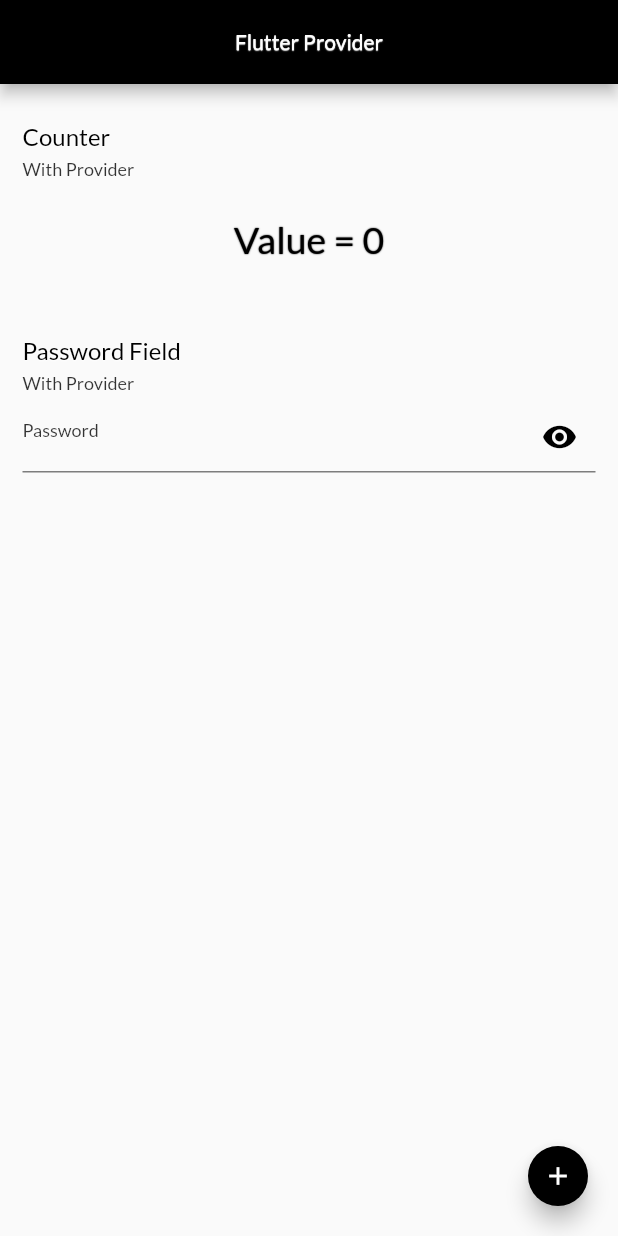
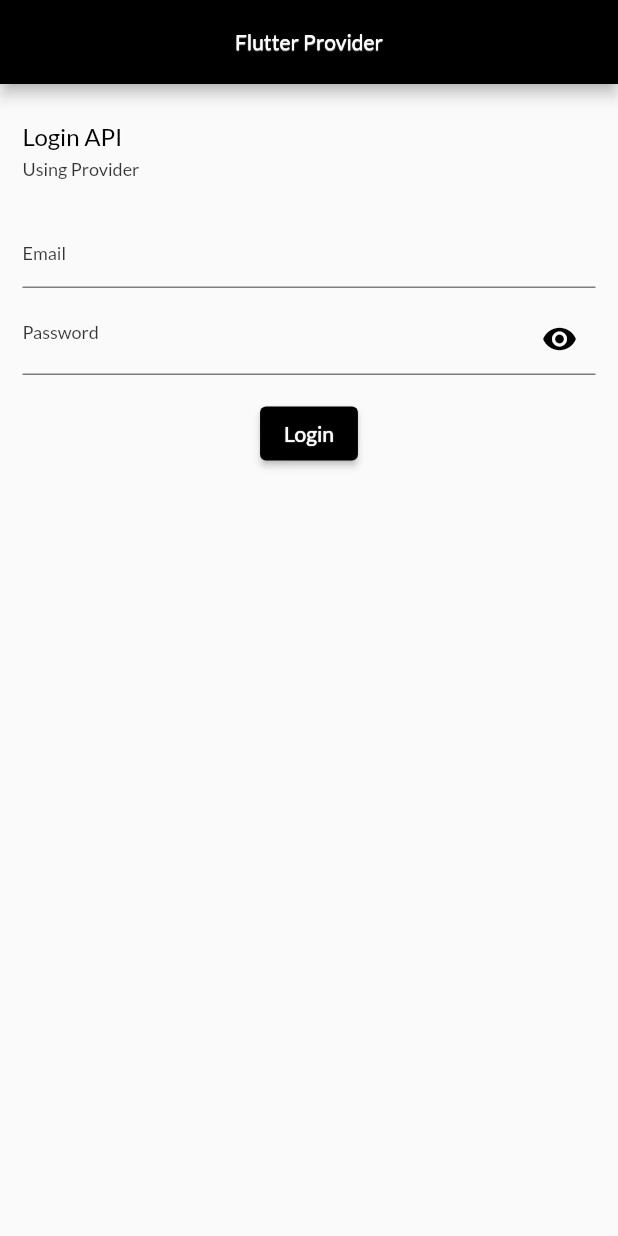
Before and after one commit to thedev97/flutter-provider, a Flutter app: the screen it shows after launch, on a phone screen of 412 x 824 dp. Run offline on Flutter 3.47's test engine with Material 2 defaults, Android fonts, the phone set to English and light mode, and no system bars; our stand-ins replace fluttertoast, google_fonts.

Commit message:
Login api is done using provider

```diff
--- /dev/null
+++ b/lib/app/core/remote_url.dart
@@ -0,0 +1,5 @@
+const base_url = "https://reqres.in/api";
+const signup_url = '$base_url/register';
+const login_url = '$base_url/login';
+const candidate_list_url = '$base_url/users';
+const candidate_details_url = '$base_url/users';
--- /dev/null
+++ b/lib/app/core/values/button_styles.dart
@@ -0,0 +1,8 @@
+part of values;
+
+class ButtonStyles {
+  static final ButtonStyle primaryDecoration = ButtonStyle(
+    backgroundColor:
+    MaterialStateProperty.all(Colors.black),
+  );
+}
--- a/lib/app/core/values/values.dart
+++ b/lib/app/core/values/values.dart
@@ -5,3 +5,5 @@ import 'package:google_fonts/google_fonts.dart';
 
 
 part './text_styles.dart';
+part './button_styles.dart';
+part './app_colors.dart';
--- /dev/null
+++ b/lib/app/modules/auth/login.dart
@@ -0,0 +1,146 @@
+import 'package:flutter/material.dart';
+import 'package:provider/provider.dart';
+import '../../core/values/values.dart';
+import '../../provider/auth_state.dart';
+
+class Login extends StatefulWidget {
+  const Login({Key? key}) : super(key: key);
+
+  @override
+  State<Login> createState() => _LoginState();
+}
+
+class _LoginState extends State<Login> {
+  TextEditingController email = TextEditingController();
+  TextEditingController password = TextEditingController();
+
+  @override
+  Widget build(BuildContext context) {
+    print("Build");
+    return Scaffold(
+      extendBody: false,
+      resizeToAvoidBottomInset: false,
+      appBar: AppBar(
+        backgroundColor: Colors.black,
+        centerTitle: true,
+        title: Text(
+          "Flutter Provider",
+          style: AppTextStyles.normalText,
+        ),
+      ),
+      body: Padding(
+        padding: const EdgeInsets.symmetric(horizontal: 15),
+        child: Column(
+          mainAxisAlignment: MainAxisAlignment.start,
+          crossAxisAlignment: CrossAxisAlignment.start,
+          children: [
+            const SizedBox(
+              height: 25,
+            ),
+            title(),
+            const SizedBox(
+              height: 5,
+            ),
+            subTitle(),
+            const SizedBox(
+              height: 25,
+            ),
+            TextFormField(
+              controller: email,
+              style: AppTextStyles.listText,
+              decoration: InputDecoration(
+                hintText: "Email",
+                hintStyle: AppTextStyles.subHeader,
+                focusedBorder: UnderlineInputBorder(
+                  borderSide: BorderSide(
+                    color: Colors.green.withOpacity(0.5),
+                    width: 1.0,
+                  ),
+                ),
+                enabledBorder: UnderlineInputBorder(
+                  borderSide: BorderSide(
+                    color: Colors.black.withOpacity(0.5),
+                    width: 1.0,
+                  ),
+                ),
+              ),
+            ),
+            const SizedBox(
+              height: 10,
+            ),
+            Consumer<AuthProvider>(builder: (context, value, child) {
+              return TextFormField(
+                controller: password,
+                obscureText: value.toggle,
+                style: AppTextStyles.listText,
+                decoration: InputDecoration(
+                  hintText: "Password",
+                  hintStyle: AppTextStyles.subHeader,
+                  suffixIcon: GestureDetector(
+                    onTap: () => value.setToggle(),
+                    child: Icon(
+                      value.toggle ? Icons.visibility_off : Icons.visibility,
+                      color: Colors.black,
+                    ),
+                  ),
+                  focusedBorder: UnderlineInputBorder(
+                    borderSide: BorderSide(
+                      color: Colors.green.withOpacity(0.5),
+                      width: 1.0,
+                    ),
+                  ),
+                  enabledBorder: UnderlineInputBorder(
+                    borderSide: BorderSide(
+                      color: Colors.black.withOpacity(0.5),
+                      width: 1.0,
+                    ),
+                  ),
+                ),
+              );
+            }),
+            const SizedBox(
+              height: 15,
+            ),
+            Consumer<AuthProvider>(builder: (context, value, child) {
+              return value.loading == true
+                  ? const Center(
+                      child: SizedBox(
+                        height: 30,
+                        width: 30,
+                        child: CircularProgressIndicator(
+                          color: Colors.black,
+                          strokeWidth: 1,
+                        ),
+                      ),
+                    )
+                  : Center(
+                      child: ElevatedButton(
+                          onPressed: () =>
+                              value.login(email.text, password.text),
+                          style: ButtonStyles.primaryDecoration,
+                          child: Text(
+                            'Login',
+                            style: AppTextStyles.normalText,
+                          )),
+                    );
+            })
+          ],
+        ),
+      ),
+    );
+  }
+
+  Widget title() {
+    return Text(
+      'Login API',
+      style: AppTextStyles.titleText,
+    );
+  }
+
+  Widget subTitle() {
+    return Text(
+      'Using Provider',
+      style: AppTextStyles.subHeader,
+    );
+  }
+}
--- a/lib/main.dart
+++ b/lib/main.dart
@@ -1,10 +1,11 @@
 import 'package:flutter/material.dart';
+import 'app/modules/auth/login.dart';
+import 'app/provider/auth_state.dart';
 import 'app/provider/theme_state.dart';
 import 'package:provider/provider.dart';
 import 'app/provider/slider_state.dart';
 import 'app/provider/counter_state.dart';
 import 'app/provider/favourite_state.dart';
-import 'app/modules/value-notifer/value_notifer_listener.dart';
 
 void main() {
   runApp(const MyApp());
@@ -29,6 +30,9 @@ class MyApp extends StatelessWidget {
           ChangeNotifierProvider(
             create: (_) => ThemeProvider(),
           ),
+          ChangeNotifierProvider(
+            create: (_) => AuthProvider(),
+          ),
         ],
         child: Builder(
           builder: (BuildContext context) {
@@ -42,7 +46,7 @@ class MyApp extends StatelessWidget {
               ),
               themeMode: themeChangerProvider.themeMode,
               darkTheme: ThemeData(brightness: Brightness.dark),
-              home: ValueNotifierPage(),
+              home: const Login(),
             );
           },
         ));
--- a/pubspec.yaml
+++ b/pubspec.yaml
@@ -27,6 +27,8 @@ dependencies:
   cupertino_icons: ^1.0.2
   provider: ^6.0.5
   google_fonts: ^4.0.4
+  http: ^0.13.6
+  fluttertoast: ^8.2.2
 
 dev_dependencies:
   flutter_test:
```
Also changed, not shown: lib/app/core/values/app_colors.dart (added, +18 -0 lines), lib/app/provider/auth_state.dart (added, +56 -0 lines), pubspec.lock.
